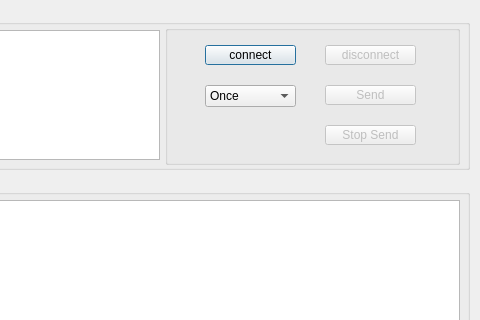
ctrlfrmb/fkcap, file ui/networkassistwindow.ui: the form before one commit; both pictures show x 160 to 640 and y 0 to 320 of the 640 by 560 pixel window.
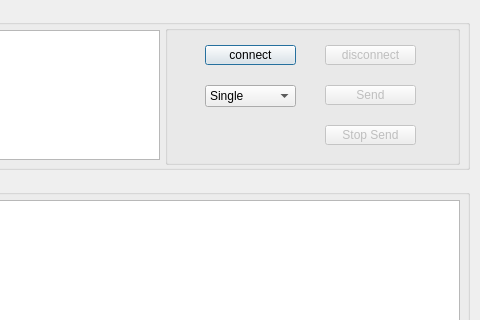
The form after the commit. Icons and pictures are not drawn.

Patch:
```diff
--- a/ui/networkassistwindow.ui
+++ b/ui/networkassistwindow.ui
@@ -164,14 +164,14 @@
       <bool>false</bool>
      </property>
      <property name="currentText">
-      <string>Once</string>
+      <string>Single</string>
      </property>
      <property name="currentIndex">
       <number>0</number>
      </property>
      <item>
       <property name="text">
-       <string>Once</string>
+       <string>Single</string>
       </property>
      </item>
      <item>
```
Left out of the diff: 2 changed lines with no effect on the pictures.
